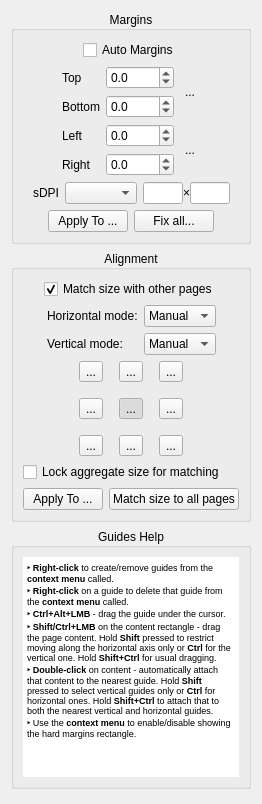
karnigen/scantailor-advanced, file src/core/filters/page_layout/OptionsWidget.ui: the form before one commit.
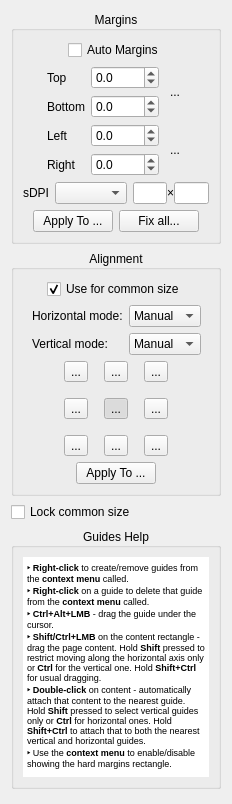
The form after the commit. Icons and pictures are not drawn. Custom widgets are drawn as their Qt base class.

Commit message: Improve page layout settings transfer

Diff of the .ui file:
```diff
--- a/src/core/filters/page_layout/OptionsWidget.ui
+++ b/src/core/filters/page_layout/OptionsWidget.ui
@@ -473,7 +473,7 @@
         <item>
          <widget class="QCheckBox" name="alignWithOthersCB">
           <property name="text">
-           <string>Match size with other pages</string>
+           <string>Use for common size</string>
           </property>
           <property name="checked">
            <bool>true</bool>
@@ -870,16 +870,6 @@
         </item>
        </layout>
       </item>
-      <item>
-       <widget class="QCheckBox" name="freezeAggregateHardSizeCb">
-        <property name="toolTip">
-         <string>Keep the aggregate page size used for matching fixed while you switch pages, so the reference dimensions do not jump.</string>
-        </property>
-        <property name="text">
-         <string>Lock aggregate size for matching</string>
-        </property>
-       </widget>
-      </item>
       <item>
        <layout class="QHBoxLayout" name="horizontalLayout_6">
         <item>
@@ -905,16 +895,6 @@
           </property>
          </widget>
         </item>
-        <item>
-         <widget class="QPushButton" name="matchSizeToAllBtn">
-          <property name="text">
-           <string>Match size to all pages</string>
-          </property>
-          <property name="toolTip">
-           <string>Apply &quot;Match size with other pages&quot; to every page so they all share the same output size.</string>
-          </property>
-         </widget>
-        </item>
         <item>
          <spacer name="horizontalSpacer_12">
           <property name="orientation">
@@ -933,6 +913,16 @@
      </layout>
     </widget>
    </item>
+   <item>
+    <widget class="QCheckBox" name="freezeAggregateHardSizeCb">
+     <property name="toolTip">
+      <string>Keep the current common size fixed until unchecked.</string>
+     </property>
+     <property name="text">
+      <string>Lock common size</string>
+     </property>
+    </widget>
+   </item>
    <item>
     <widget class="CollapsibleGroupBox" name="groupBox">
      <property name="sizePolicy">
```
Left out of the diff: 2 changed lines with no effect on the pictures. The commit also changes 15 other files.
